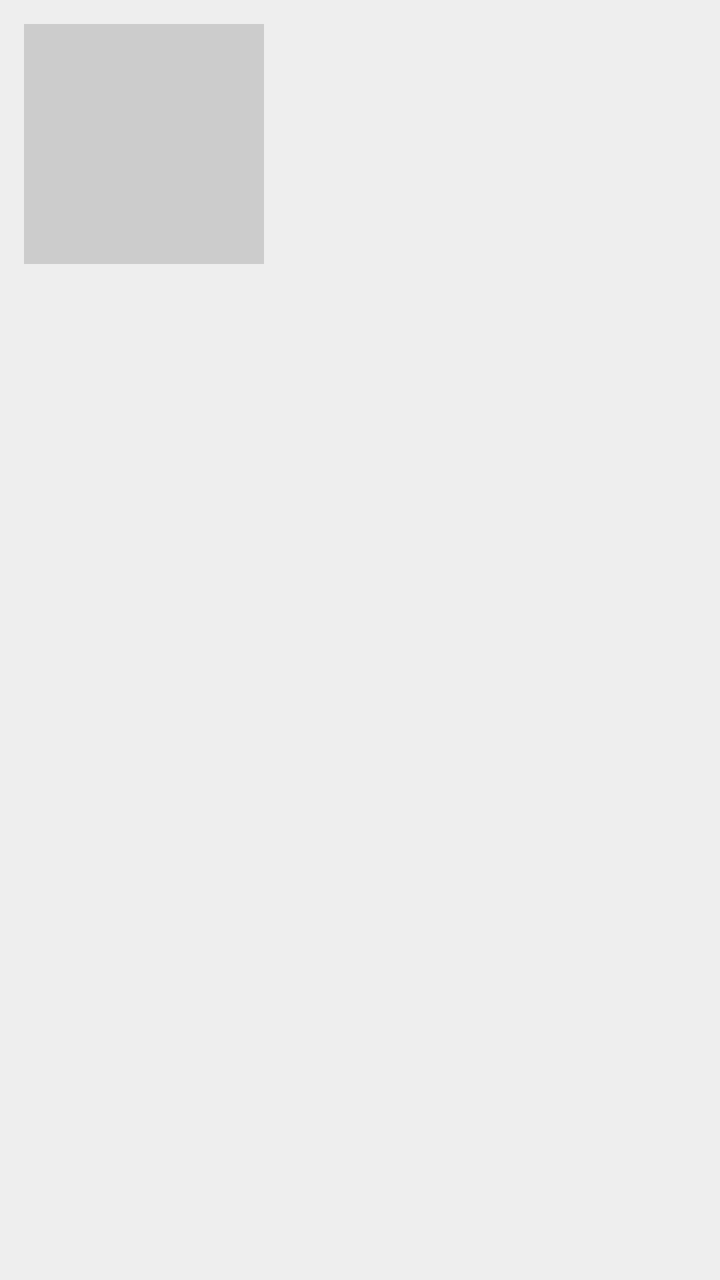
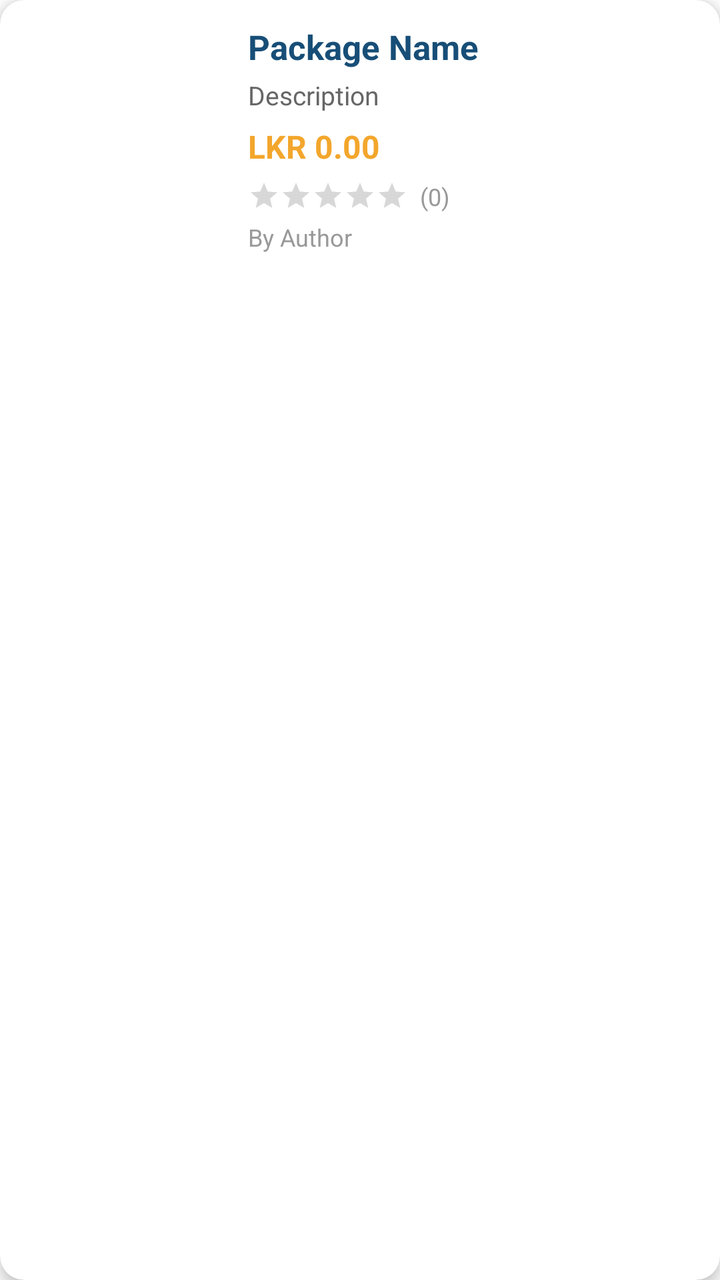

An Android layout rendered at two revisions. The XML below is the earlier revision; the diff shows what the commit changed to produce the second picture.
<!-- AndroidManifest.xml: application theme Theme.Voyage_V2 -->
<!-- res/layout/item_package.xml -->
<?xml version="1.0" encoding="utf-8"?>
<LinearLayout xmlns:android="http://schemas.android.com/apk/res/android"
    android:layout_width="match_parent"
    android:layout_height="wrap_content"
    android:orientation="horizontal"
    android:padding="12dp"
    android:background="#EEEEEE"
    android:layout_marginBottom="10dp">

    
    <ImageView
        android:id="@+id/imgPackage"
        android:layout_width="120dp"
        android:layout_height="120dp"
        android:layout_marginEnd="12dp"
        android:scaleType="centerCrop"
        android:contentDescription="@string/package_image"
        android:background="#CCCCCC" />

    
    <LinearLayout
        android:layout_width="0dp"
        android:layout_height="wrap_content"
        android:layout_weight="1"
        android:orientation="vertical"
        android:gravity="center_vertical">

        <TextView
            android:id="@+id/txtPackageName"
            android:textSize="18sp"
            android:textStyle="bold"
            android:textColor="#000000"
            android:layout_width="match_parent"
            android:layout_height="wrap_content" />

        <TextView
            android:id="@+id/txtPackageDescription"
            android:textSize="14sp"
            android:textColor="#555555"
            android:layout_width="match_parent"
            android:layout_height="wrap_content"
            android:maxLines="2"
            android:ellipsize="end"
            android:layout_marginTop="4dp" />

        <TextView
            android:id="@+id/txtPackagePrice"
            android:textSize="16sp"
            android:textColor="#174E77"
            android:layout_width="match_parent"
            android:layout_height="wrap_content"
            android:layout_marginTop="6dp" />

        <TextView
            android:id="@+id/txtPackageAuthor"
            android:textSize="13sp"
            android:textColor="#888888"
            android:layout_width="match_parent"
            android:layout_height="wrap_content"
            android:layout_marginTop="4dp" />
    </LinearLayout>

</LinearLayout>
<!-- resources referenced by this layout -->
<resources>
  <string name="package_image">package image</string>
  <style name="Theme.Voyage_V2" parent="Theme.MaterialComponents.Light.NoActionBar">
          
          <item name="colorPrimary">#03A9F4</item>
          <item name="colorPrimaryVariant">#FF9800</item>
          <item name="colorOnPrimary">@color/white</item>
          <item name="colorSecondary">@color/teal_200</item>
          <item name="colorOnSecondary">@color/white</item>
      </style>
  <color name="white">#FFFFFFFF</color>
  <color name="teal_200">#FF03DAC5</color>
</resources>

<!-- the commit's change to res/layout/item_package.xml (unified diff, before → after) -->
@@ -1,63 +1,137 @@
 <?xml version="1.0" encoding="utf-8"?>
-<LinearLayout xmlns:android="http://schemas.android.com/apk/res/android"
+<androidx.cardview.widget.CardView xmlns:android="http://schemas.android.com/apk/res/android"
+    xmlns:app="http://schemas.android.com/apk/res-auto"
     android:layout_width="match_parent"
     android:layout_height="wrap_content"
-    android:orientation="horizontal"
-    android:padding="12dp"
-    android:background="#EEEEEE"
-    android:layout_marginBottom="10dp">
+    android:layout_margin="8dp"
+    app:cardCornerRadius="12dp"
+    app:cardElevation="4dp">
 
-    
-    <ImageView
-        android:id="@+id/imgPackage"
-        android:layout_width="120dp"
-        android:layout_height="120dp"
-        android:layout_marginEnd="12dp"
-        android:scaleType="centerCrop"
-        android:contentDescription="@string/package_image"
-        android:background="#CCCCCC" />
+    <LinearLayout
+        android:layout_width="match_parent"
+        android:layout_height="wrap_content"
+        android:orientation="horizontal"
+        android:padding="12dp">
 
-    
-    <LinearLayout
-        android:layout_width="0dp"
-        android:layout_height="wrap_content"
-        android:layout_weight="1"
-        android:orientation="vertical"
-        android:gravity="center_vertical">
+        
+        <ImageView
+            android:id="@+id/imgPackage"
+            android:layout_width="100dp"
+            android:layout_height="100dp"
+            android:layout_marginEnd="12dp"
+            android:scaleType="centerCrop"
+            android:contentDescription="Package image" />
 
-        <TextView
-            android:id="@+id/txtPackageName"
-            android:textSize="18sp"
-            android:textStyle="bold"
-            android:textColor="#000000"
-            android:layout_width="match_parent"
-            android:layout_height="wrap_content" />
+        
+        <LinearLayout
+            android:layout_width="0dp"
+            android:layout_height="wrap_content"
+            android:layout_weight="1"
+            android:orientation="vertical"
+            android:gravity="center_vertical">
 
-        <TextView
-            android:id="@+id/txtPackageDescription"
-            android:textSize="14sp"
-            android:textColor="#555555"
-            android:layout_width="match_parent"
-            android:layout_height="wrap_content"
-            android:maxLines="2"
-            android:ellipsize="end"
-            android:layout_marginTop="4dp" />
+            <TextView
+                android:id="@+id/txtPackageName"
+                android:layout_width="match_parent"
+                android:layout_height="wrap_content"
+                android:text="Package Name"
+                android:textSize="17sp"
+                android:textStyle="bold"
+                android:textColor="#174E77"
+                android:maxLines="1"
+                android:ellipsize="end" />
 
-        <TextView
-            android:id="@+id/txtPackagePrice"
-            android:textSize="16sp"
-            android:textColor="#174E77"
-            android:layout_width="match_parent"
-            android:layout_height="wrap_content"
-            android:layout_marginTop="6dp" />
+            <TextView
+                android:id="@+id/txtPackageDescription"
+                android:layout_width="match_parent"
+                android:layout_height="wrap_content"
+                android:text="Description"
+                android:textSize="13sp"
+                android:textColor="#666666"
+                android:maxLines="2"
+                android:ellipsize="end"
+                android:layout_marginTop="4dp" />
 
-        <TextView
-            android:id="@+id/txtPackageAuthor"
-            android:textSize="13sp"
-            android:textColor="#888888"
-            android:layout_width="match_parent"
-            android:layout_height="wrap_content"
-            android:layout_marginTop="4dp" />
+            <TextView
+                android:id="@+id/txtPackagePrice"
+                android:layout_width="match_parent"
+                android:layout_height="wrap_content"
+                android:text="LKR 0.00"
+                android:textSize="16sp"
+                android:textColor="#F3A62C"
+                android:textStyle="bold"
+                android:layout_marginTop="6dp" />
+
+            
+            <LinearLayout
+                android:layout_width="wrap_content"
+                android:layout_height="wrap_content"
+                android:orientation="horizontal"
+                android:gravity="center_vertical"
+                android:layout_marginTop="6dp">
+
+                <RatingBar
+                    android:id="@+id/ratingBar"
+                    style="?android:attr/ratingBarStyleSmall"
+                    android:layout_width="wrap_content"
+                    android:layout_height="wrap_content"
+                    android:numStars="5"
+                    android:rating="0"
+                    android:isIndicator="true"
+                    android:progressTint="#F3A62C" />
+
+                <TextView
+                    android:id="@+id/txtRatingCount"
+                    android:layout_width="wrap_content"
+                    android:layout_height="wrap_content"
+                    android:text="(0)"
+                    android:textSize="12sp"
+                    android:textColor="#999999"
+                    android:layout_marginStart="6dp" />
+
+            </LinearLayout>
+
+            <TextView
+                android:id="@+id/txtPackageAuthor"
+                android:layout_width="match_parent"
+                android:layout_height="wrap_content"
+                android:text="By Author"
+                android:textSize="12sp"
+                android:textColor="#999999"
+                android:layout_marginTop="4dp" />
+
+        </LinearLayout>
+
+        
+        <LinearLayout
+            android:id="@+id/actionButtons"
+            android:layout_width="wrap_content"
+            android:layout_height="match_parent"
+            android:orientation="vertical"
+            android:gravity="center"
+            android:visibility="gone">
+
+            <ImageButton
+                android:id="@+id/btnEdit"
+                android:layout_width="40dp"
+                android:layout_height="40dp"
+                android:src="@android:drawable/ic_menu_edit"
+                android:background="?attr/selectableItemBackgroundBorderless"
+                app:tint="#2196F3"
+                android:contentDescription="Edit"
+                android:layout_marginBottom="4dp" />
+
+            <ImageButton
+                android:id="@+id/btnDelete"
+                android:layout_width="40dp"
+                android:layout_height="40dp"
+                android:src="@android:drawable/ic_menu_delete"
+                android:background="?attr/selectableItemBackgroundBorderless"
+                app:tint="#F44336"
+                android:contentDescription="Delete" />
+
+        </LinearLayout>
+
     </LinearLayout>
 
-</LinearLayout>
+</androidx.cardview.widget.CardView>
<!-- resource entries referenced after the edit -->
@@ -1,6 +1,5 @@
 <!-- resources referenced by this layout -->
 <resources>
-  <string name="package_image">package image</string>
   <style name="Theme.Voyage_V2" parent="Theme.MaterialComponents.Light.NoActionBar">
           
           <item name="colorPrimary">#03A9F4</item>
